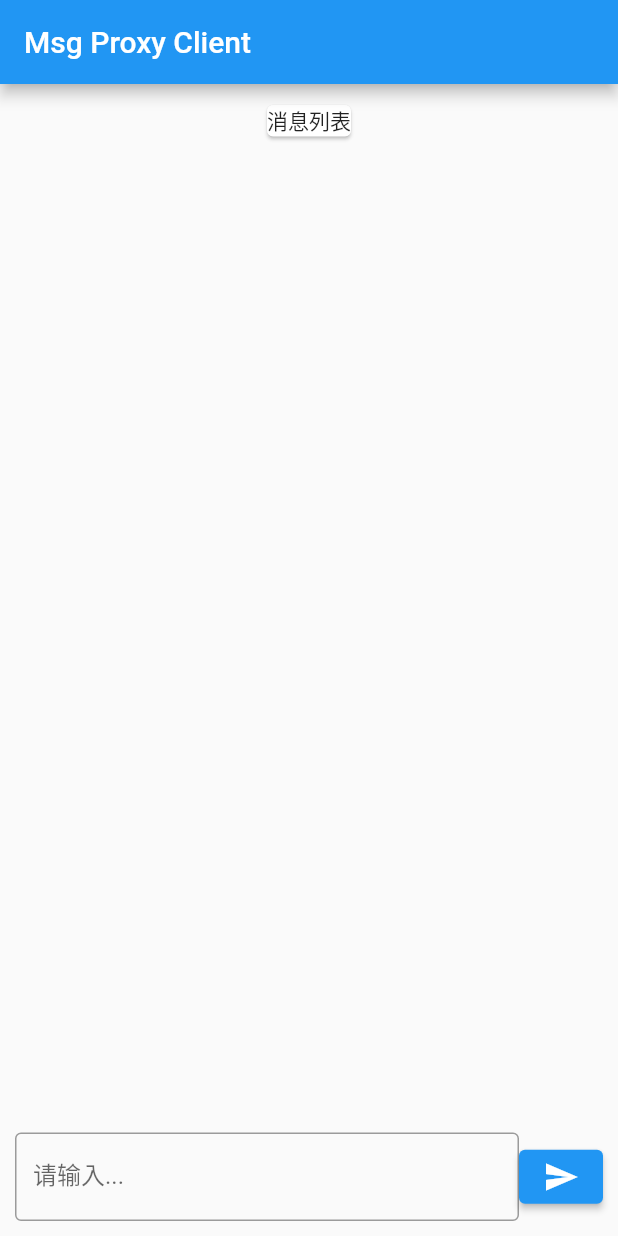
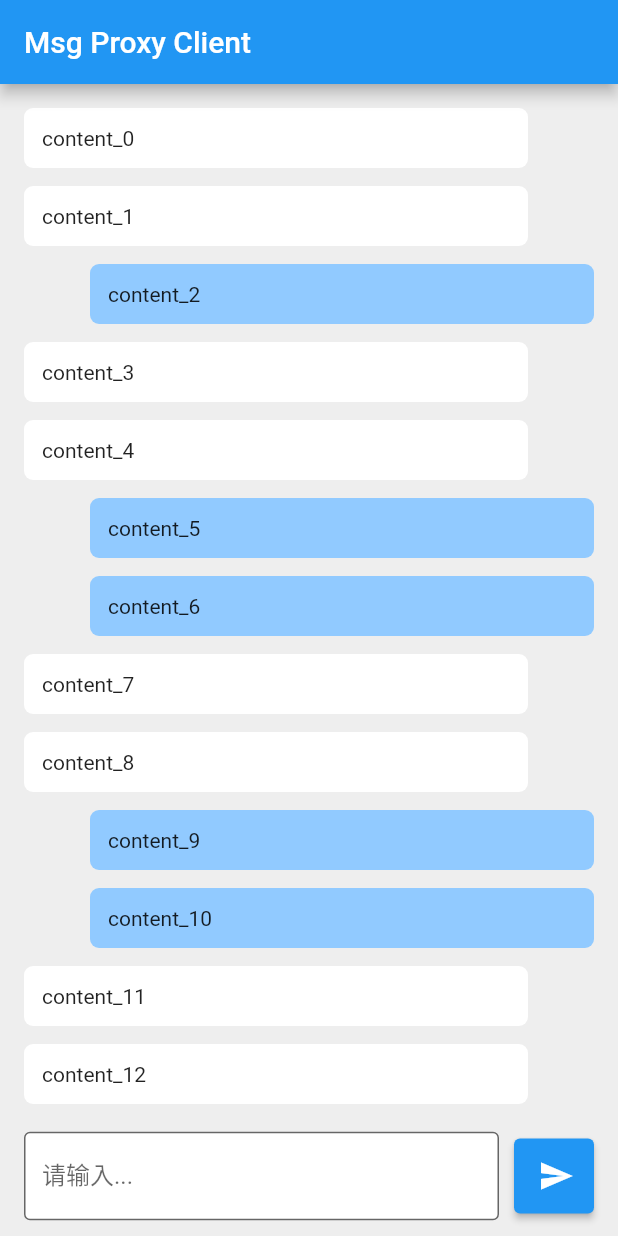
Before and after one commit to Black-Jacki/io-socket, a Flutter app: the screen it shows after launch, on a phone screen of 412 x 824 dp. Run offline on Flutter 3.47's test engine with Material 2 defaults, Android fonts, the phone set to English and light mode, and no system bars.

Commit message:
客户端界面开发

```diff
--- a/socket/msg_proxy_client/lib/main.dart
+++ b/socket/msg_proxy_client/lib/main.dart
@@ -1,13 +1,15 @@
 import 'package:flutter/material.dart';
+import 'package:msg_proxy_client/pages/home/view.dart';
 
 void main() {
   runApp(const MyApp());
 }
 
 class MyApp extends StatelessWidget {
-  const MyApp({Key? key}) : super(key: key);
 
   final String title = "Msg Proxy Client";
+
+  const MyApp({Key? key}) : super(key: key);
 
   @override
   Widget build(BuildContext context) {
@@ -20,59 +22,3 @@ class MyApp extends StatelessWidget {
     );
   }
 }
-
-class MyHomePage extends StatefulWidget {
-  const MyHomePage({Key? key, required this.title}) : super(key: key);
-
-  final String title;
-
-  @override
-  State<MyHomePage> createState() => _MyHomePageState();
-}
-
-class _MyHomePageState extends State<MyHomePage> {
-
-  @override
-  Widget build(BuildContext context) {
-    return Scaffold(
-      appBar: AppBar(
-        title: Text(widget.title),
-      ),
-      body: Container(
-        padding: const EdgeInsets.all(10),
-        child: Column(
-          children: [
-            Expanded(child: Column(
-              children: [
-                Card(child: Text("消息列表"))
-              ],
-            )),
-            Row(
-              children: [
-                Expanded(
-                  child: TextField(
-                    decoration: InputDecoration(
-                      border: OutlineInputBorder(),
-                      labelText: "请输入...",
-                    ),
-                    onSubmitted: (text) {
-                      debugPrint(text);
-                    },
-                  ),
-                  flex: 6
-                ),
-                Expanded(
-                  child: ElevatedButton(
-                      onPressed: () {},
-                      child: const Icon(Icons.send)
-                  ),
-                  flex: 1
-                )
-              ],
-            )
-          ],
-        ),
-      )
-    );
-  }
-}
--- /dev/null
+++ b/socket/msg_proxy_client/lib/models/message.dart
@@ -0,0 +1,21 @@
+class Message {
+
+  final String address;
+
+  final String port;
+
+  final String host;
+
+  final String content;
+
+  final bool isOwner;
+
+  Message({
+    required this.address,
+    required this.port,
+    required this.host,
+    required this.isOwner,
+    required this.content,
+  });
+
+}
--- /dev/null
+++ b/socket/msg_proxy_client/lib/models/user.dart
@@ -0,0 +1,14 @@
+class User {
+
+  final String address;
+
+  final String port;
+
+  final String host;
+
+  User({
+    required this.address,
+    required this.port,
+    required this.host,
+  });
+}
--- /dev/null
+++ b/socket/msg_proxy_client/lib/pages/home/list_item.dart
@@ -0,0 +1,29 @@
+import 'package:flutter/material.dart';
+
+class ListItem extends StatelessWidget {
+
+  final String content;
+
+  final bool isOwner;
+
+  const ListItem({Key? key, required this.content, required this.isOwner}) : super(key: key);
+
+  @override
+  Widget build(BuildContext context) {
+
+    EdgeInsetsGeometry margin = isOwner
+        ? const EdgeInsets.only(left: 50, right: 6, top: 6, bottom: 6)
+        : const EdgeInsets.only(left: 6, right: 50, top: 6, bottom: 6);
+    Color bgColor = isOwner ? const Color(0xff91caff) : Colors.white;
+
+    return Container(
+      padding: const EdgeInsets.all(12),
+      margin: margin,
+      decoration: BoxDecoration(
+        color: bgColor,
+        borderRadius: const BorderRadius.all(Radius.circular(6)),
+      ),
+      child: Text(content),
+    );
+  }
+}
--- /dev/null
+++ b/socket/msg_proxy_client/lib/pages/home/logic.dart
@@ -0,0 +1,18 @@
+import 'package:msg_proxy_client/models/message.dart';
+
+List<Message> getMessages(int num) {
+  List<Message> l = [];
+  List<int> ownerIndex = [2, 5, 6, 9, 10, 15, 16, 18];
+  for (int i = 0; i < num; i++) {
+    bool isOwner = ownerIndex.contains(i);
+    String port = isOwner ? "32256" : "32257";
+    Message msg = Message(
+        address: "127.0.0.1",
+        port: port,
+        host: "127.0.0.1",
+        isOwner: isOwner,
+        content: "content_$i");
+    l.add(msg);
+  }
+  return l;
+}
--- /dev/null
+++ b/socket/msg_proxy_client/lib/pages/home/view.dart
@@ -0,0 +1,80 @@
+import 'package:flutter/material.dart';
+import 'package:msg_proxy_client/models/message.dart';
+import 'package:msg_proxy_client/pages/home/list_item.dart';
+import 'package:msg_proxy_client/pages/home/logic.dart';
+
+class MyHomePage extends StatefulWidget {
+
+  final String title;
+
+  final List<Message> messages = getMessages(20);
+
+  MyHomePage({Key? key, required this.title}) : super(key: key);
+
+  @override
+  State<MyHomePage> createState() => _MyHomePageState();
+}
+
+class _MyHomePageState extends State<MyHomePage> {
+
+  final TextEditingController msgEditController = TextEditingController();
+
+  @override
+  Widget build(BuildContext context) {
+    return Scaffold(
+        appBar: AppBar(
+          title: Text(widget.title),
+        ),
+        backgroundColor: const Color(0xffeeeeee),
+        body: Column(
+          children: [
+            Expanded(
+              child: ListView(
+                padding: const EdgeInsets.all(10),
+                children: [...widget.messages.map((e) =>
+                    ListItem(content: e.content, isOwner: e.isOwner))],
+              ),
+            ),
+            Container(
+              height: 80,
+              margin: const EdgeInsets.only(left: 16, right: 16),
+              child: Row(
+                children: [
+                  Expanded(
+                      flex: 5,
+                      child: TextField(
+                        controller: msgEditController,
+                        decoration: const InputDecoration(
+                          border: OutlineInputBorder(),
+                          labelText: "请输入...",
+                          filled: true,
+                          fillColor: Colors.white
+                        ),
+                        onSubmitted: (text) {
+                          debugPrint(text);
+                          msgEditController.clear();
+                        },
+                      )
+                  ),
+                  Expanded(
+                      flex: 1,
+                      child: Container(
+                        height: 50,
+                        margin: const EdgeInsets.only(left: 10),
+                        child: ElevatedButton(
+                            onPressed: () {
+                              debugPrint(msgEditController.text);
+                              msgEditController.clear();
+                            },
+                            child: const Icon(Icons.send)
+                        ),
+                      )
+                  )
+                ],
+              ),
+            )
+          ],
+        )
+    );
+  }
+}
```
Also changed, not shown: 1 other file.
